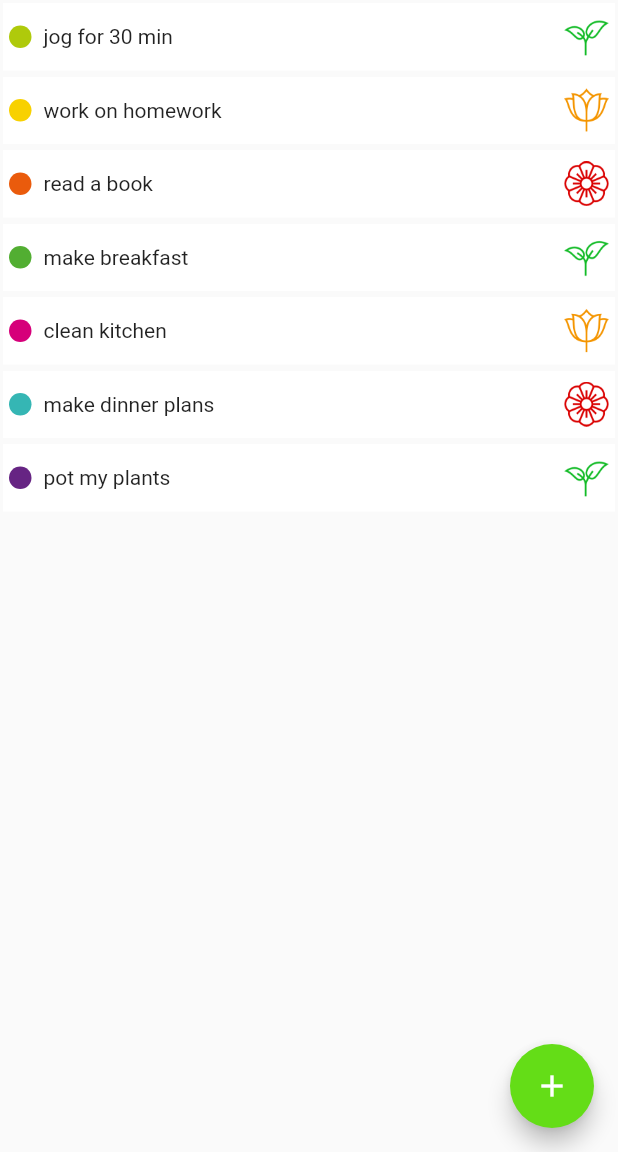
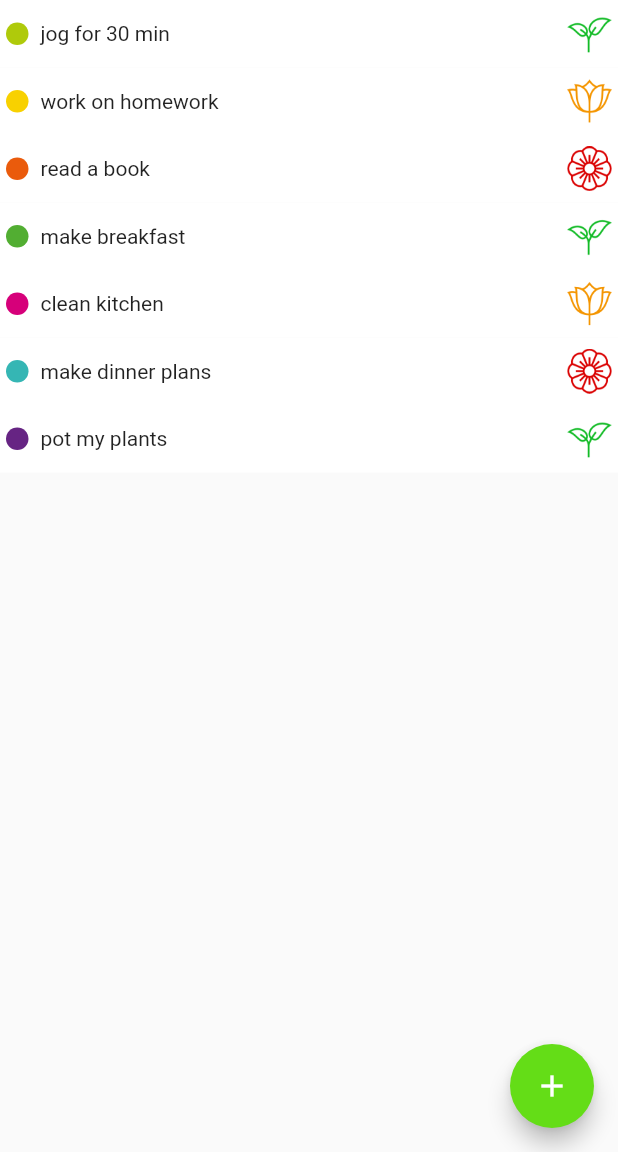
Before and after one commit to MeganWilkinson/mubs_ui_1_3, a Flutter app: the screen it shows after launch, on a phone screen of 412 x 824 dp, the part 84-1236 px from its top. Run offline on Flutter 3.47's test engine with Material 2 defaults, Android fonts, the phone set to English and light mode, and no system bars.

Commit message:
Cleaned up createTodoDialog

```diff
--- a/lib/create_todo_dialog.dart
+++ b/lib/create_todo_dialog.dart
@@ -54,7 +54,7 @@ class _CreateTodoDialogState extends State<CreateTodoDialog> {
       IconData iconData = CategoryInfo.getIconData(category);
 
       return Padding(
-        padding: const EdgeInsets.all(5.0),
+        padding: const EdgeInsets.all(2.0),
         child: Container(
           decoration: BoxDecoration(
             shape: BoxShape.circle,
@@ -66,7 +66,7 @@ class _CreateTodoDialogState extends State<CreateTodoDialog> {
             ),
           ),
           child: IconButton(
-              padding: EdgeInsets.all(10.0),
+              padding: EdgeInsets.all(9.0),
               splashColor: Colors.transparent,
               iconSize: 35.0,
               icon: Icon(
@@ -97,7 +97,7 @@ class _CreateTodoDialogState extends State<CreateTodoDialog> {
     Widget _buildDifficultyIcon(int difficulty) {
       return GestureDetector(
         child: Container(
-          padding: EdgeInsets.all(10.0),
+          padding: EdgeInsets.all(9.0),
           decoration: BoxDecoration(
             shape: BoxShape.circle,
             color: _inputDifficulty == difficulty
--- a/lib/main.dart
+++ b/lib/main.dart
@@ -1,9 +1,5 @@
 import 'package:flutter/material.dart';
-import 'package:mubs_ui_1_3/active_list.dart';
 import 'package:mubs_ui_1_3/todo_list_screen.dart';
-import 'package:mubs_ui_1_3/todo_tile.dart';
-import 'package:mubs_ui_1_3/todo.dart';
-import 'completed_list.dart';
 
 void main() => runApp(new MubsUI13App());
 
--- a/lib/todo_list_screen.dart
+++ b/lib/todo_list_screen.dart
@@ -6,8 +6,9 @@ import 'package:mubs_ui_1_3/Info/DifficultyInfo.dart';
 import 'package:mubs_ui_1_3/create_todo_dialog.dart';
 import 'package:mubs_ui_1_3/todo.dart';
 import 'package:mubs_ui_1_3/Info/CategoryInfo.dart';
+import 'package:mubs_ui_1_3/todo_tile.dart';
 
-var activeTodosEx = <Todo>[
+var todosEx = <Todo>[
   Todo(title: 'jog for 30 min', category: 'movement', difficulty: 1,),
   Todo(title: 'work on homework', category: 'work & edu', difficulty: 2,),
   Todo(title: 'read a book', category: 'sparetime', difficulty: 3,),
@@ -16,17 +17,6 @@ var activeTodosEx = <Todo>[
   Todo(title: 'make dinner plans', category: 'social', difficulty: 3,),
   Todo(title: 'pot my plants', category: 'other', difficulty: 1,),
 ];
-
-var completedTodosEx = <Todo>[
-  Todo(title: 'a', category: 'movement', difficulty: 1, completed: true),
-  Todo(title: 'b', category: 'work & edu', difficulty: 2, completed: true),
-  Todo(title: 'c', category: 'sparetime', difficulty: 3, completed: true),
-  Todo(title: 'd', category: 'daily living', difficulty: 1, completed: true),
-  Todo(title: 'e', category: 'practical', difficulty: 2, completed: true),
-  Todo(title: 'f', category: 'social', difficulty: 3, completed: true),
-  Todo(title: 'g', category: 'other', difficulty: 1, completed: true),
-];
-
 
 class TodoList extends StatefulWidget {
   @override
@@ -43,7 +33,7 @@ class _TodoListState extends State<TodoList> with TickerProviderStateMixin {
     super.initState();
     _list = ListModel<Todo>(
       listKey: _listKey,
-      initialItems: activeTodosEx,
+      initialItems: todosEx,
       removedItemBuilder: _buildRemovedItem,
     );
   }
@@ -177,92 +167,6 @@ class ListModel<E> {
   int indexOf(E item) => _items.indexOf(item);
 }
 
-class TodoTile extends StatelessWidget {
-  const TodoTile({
-    Key key,
-    @required this.animation,
-    this.onTap,
-    @required this.todo,
-  }) : assert(animation != null),
-      assert(todo != null),
-      super(key: key);
-
-  final Animation<double> animation;
-  final VoidCallback onTap;
-  final Todo todo;
-
-  @override
-  Widget build(BuildContext context) {
-    Widget categoryAccent = Container(
-      padding: EdgeInsets.all(4.0),
-      width: 15.0,
-      height: 15.0,
-      decoration: BoxDecoration(
-        shape: BoxShape.circle,
-        color: CategoryInfo.getColor(todo.category),
-      ),
-    );
-
-    Widget difficultyImg = Center(
-      child: Image.asset(
-        DifficultyInfo.getColoredAssetKey(todo.difficulty),
-        width: 30.0,
-        height: 30.0,
-      ),
-    );
-
-    TextStyle textStyle = Theme.of(context).textTheme.display1;
-    return new Padding(
-      padding: const EdgeInsets.all(2.0),
-      child: new SizeTransition(
-        axis: Axis.vertical,
-        sizeFactor: animation,
-        child: new GestureDetector(
-          behavior: HitTestBehavior.opaque,
-          onTap: onTap,
-          child: Container(
-            color: todo.completed ? Colors.grey : Colors.white,
-            constraints: BoxConstraints(
-              minHeight: 45.0,
-            ),
-            child: Container(
-              child: InkWell(
-                highlightColor: todo.completed ? Colors.grey[300] : Colors.grey[700],
-                splashColor: todo.completed ? Colors.grey[300] : Colors.grey[700],
-//                onTap: () {
-//                  _toggleCompleted();
-//                },
-                child: Padding(
-                  padding: EdgeInsets.all(4.0),
-                  child: Row(
-                    crossAxisAlignment: CrossAxisAlignment.center,
-                    mainAxisAlignment: MainAxisAlignment.start,
-                    children: <Widget>[
-                      Container(
-                        child: categoryAccent,
-                      ),
-                      SizedBox(
-                        width: 8.0,
-                      ),
-                      Expanded(
-                        child: Text(
-                          todo.title,
-                        ),
-                      ),
-                      difficultyImg,
-                    ],
-                  ),
-                ),
-              ),
-            ),
-          ),
-        ),
-      ),
-    );
-  }
-}
-
-
 //class TodoList extends StatefulWidget {
 //  @override
 //  _TodoListState createState() => _TodoListState();
--- a/lib/todo_tile.dart
+++ b/lib/todo_tile.dart
@@ -1,64 +1,59 @@
 import 'package:flutter/material.dart';
-import 'package:mubs_ui_1_3/todo.dart';
 import 'package:mubs_ui_1_3/Info/CategoryInfo.dart';
 import 'package:mubs_ui_1_3/Info/DifficultyInfo.dart';
-import 'package:mubs_ui_1_3/main.dart';
-import 'todo_list_screen.dart';
+import 'package:mubs_ui_1_3/todo.dart';
 
-const _minRowHeight = 40.0;
+class TodoTile extends StatelessWidget {
+  const TodoTile({
+    Key key,
+    @required this.animation,
+    this.onTap,
+    @required this.todo,
+  }) : assert(animation != null),
+      assert(todo != null),
+      super(key: key);
 
-class TodoTile extends StatefulWidget {
+  final Animation<double> animation;
+  final VoidCallback onTap;
   final Todo todo;
-  final Color categoryColor;
-  final String difficultyAssetKey;
-
-  TodoTile(this.todo)
-      : categoryColor = CategoryInfo.getColor(todo.category),
-        difficultyAssetKey = DifficultyInfo.getColoredAssetKey(todo.difficulty);
 
   @override
-  _TodoTileState createState() => _TodoTileState();
-}
-
-class _TodoTileState extends State<TodoTile> {
-  Widget categoryAccent;
-  Widget difficultyImg;
-  Widget todoWidget;
-
-  @override
-  void initState() {
-    super.initState();
-
-    categoryAccent = Container(
+  Widget build(BuildContext context) {
+    Widget categoryAccent = Container(
       padding: EdgeInsets.all(4.0),
       width: 15.0,
       height: 15.0,
       decoration: BoxDecoration(
         shape: BoxShape.circle,
-        color: CategoryInfo.getColor(widget.todo.category),
+        color: CategoryInfo.getColor(todo.category),
       ),
     );
 
-    difficultyImg = Center(
+    Widget difficultyImg = Center(
       child: Image.asset(
-        widget.difficultyAssetKey,
+        DifficultyInfo.getColoredAssetKey(todo.difficulty),
         width: 30.0,
         height: 30.0,
       ),
     );
 
-    todoWidget = Container(
-      color: widget.todo.completed ? Colors.grey : Colors.white,
+    return new Padding(
+      padding: const EdgeInsets.all(0.0),
+      child: new SizeTransition(
+        axis: Axis.vertical,
+        sizeFactor: animation,
+        child: new GestureDetector(
+          behavior: HitTestBehavior.opaque,
+          onTap: onTap,
+          child: Container(
+            color: todo.completed ? Colors.grey : Colors.white,
             constraints: BoxConstraints(
-        minHeight: _minRowHeight,
+              minHeight: 45.0,
             ),
             child: Container(
               child: InkWell(
-          highlightColor: widget.todo.completed ? Colors.grey[300] : Colors.grey[700],
-          splashColor: widget.todo.completed ? Colors.grey[300] : Colors.grey[700],
-          onTap: () {
-            _toggleCompleted();
-          },
+                highlightColor: todo.completed ? Colors.grey[300] : Colors.grey[700],
+                splashColor: todo.completed ? Colors.grey[300] : Colors.grey[700],
                 child: Padding(
                   padding: EdgeInsets.all(4.0),
                   child: Row(
@@ -73,7 +68,7 @@ class _TodoTileState extends State<TodoTile> {
                       ),
                       Expanded(
                         child: Text(
-                    widget.todo.title,
+                          todo.title,
                         ),
                       ),
                       difficultyImg,
@@ -82,71 +77,9 @@ class _TodoTileState extends State<TodoTile> {
                 ),
               ),
             ),
-    );
-  }
-
-
-  @override
-  Widget build(BuildContext context) {
-    return Container(
-      key: ObjectKey(widget.todo),
-      color: widget.todo.completed ? Colors.grey : Colors.white,
-      constraints: BoxConstraints(
-        minHeight: _minRowHeight,
-      ),
-      child: Container(
-        child: InkWell(
-          highlightColor: widget.todo.completed ? Colors.grey[300] : Colors.grey[700],
-          splashColor: widget.todo.completed ? Colors.grey[300] : Colors.grey[700],
-          onTap: () {
-            _toggleCompleted();
-          },
-          child: Padding(
-            padding: EdgeInsets.all(4.0),
-            child: Row(
-              crossAxisAlignment: CrossAxisAlignment.center,
-              mainAxisAlignment: MainAxisAlignment.start,
-              children: <Widget>[
-                Container(
-                  child: categoryAccent,
-                ),
-                SizedBox(
-                  width: 8.0,
-                ),
-                Expanded(
-                  child: Text(
-                    widget.todo.title,
-                  ),
-                ),
-                difficultyImg,
-              ],
-            ),
           ),
         ),
       ),
     );
   }
-
-  void _toggleCompleted() {
-    setState(() {
-      if (widget.todo.completed) {
-        widget.todo.completed = false;
-        setState(() {
-          activeTodosEx.add(widget.todo);
-        });
-        setState(() {
-          completedTodosEx.remove(widget.todo);
-        });
-
-      } else {
-        widget.todo.completed = true;
-        completedTodosEx.add(widget.todo);
-        activeTodosEx.remove(widget.todo);
 }
-    });
-    setState(() {
-
-    });
-  }
-
-}
```
Also changed, not shown: lib/active_list.dart (deleted, +0 -35 lines), lib/completed_list.dart (deleted, +0 -37 lines), 2 other files. Lines whose indentation alone changed are shown as unchanged.
